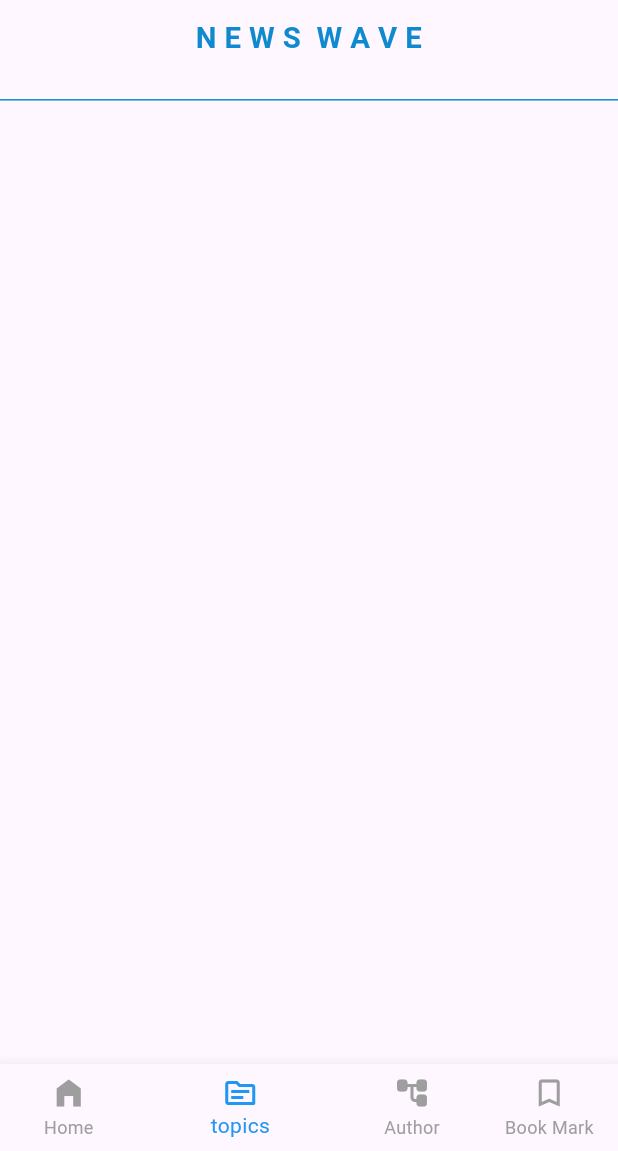
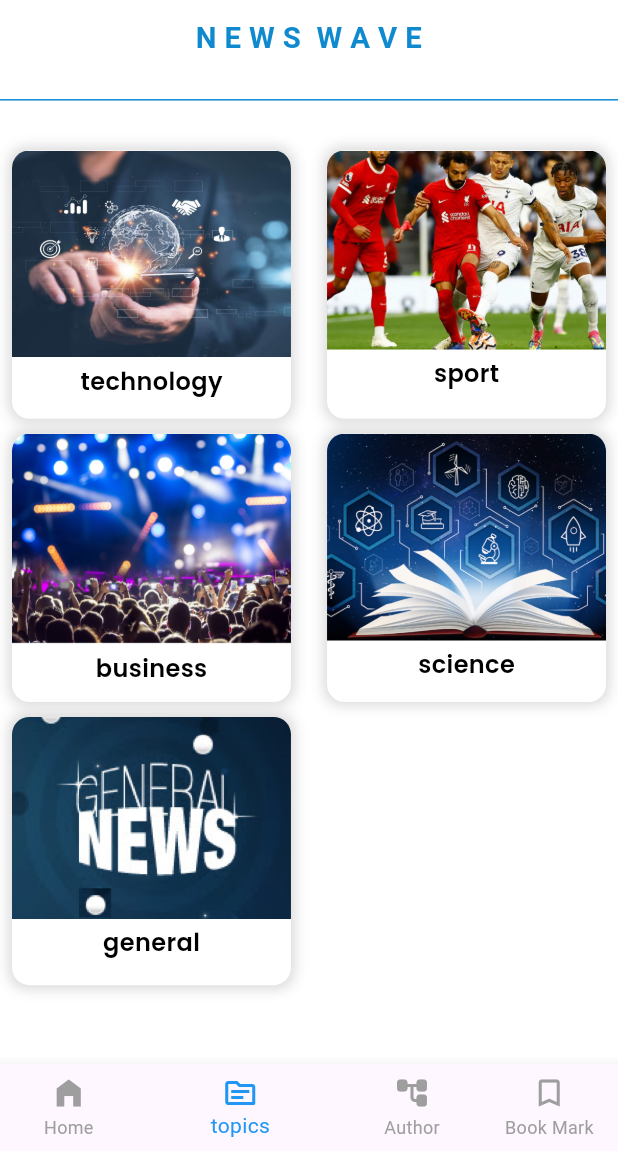
Before and after one commit to mohamedamr77/newsapp_new, a Flutter app: the screen it shows after launch, item 2 of the bottom bar chosen, on a phone screen of 412 x 824 dp, the part 85-1236 px from its top. Run offline on Flutter 3.47's test engine with Material 3 defaults, Android fonts, the phone set to English and light mode, and no system bars; our stand-ins replace cached_network_image, dartz, dio, firebase_auth, firebase_core, flutter_bloc and 8 more; accounts and stored records are empty; network calls fail.

Commit message:
finish topic view

```diff
--- a/lib/features/topics/data/model/model.dart
+++ b/lib/features/topics/data/model/model.dart
@@ -0,0 +1,5 @@
+class TopicsModel{
+  final String image;
+  final String title;
+  TopicsModel({required this.image,required this.title});
+}
--- /dev/null
+++ b/lib/features/topics/data/topics_list.dart
@@ -0,0 +1,9 @@
+import 'package:newsappcode/features/topics/data/model/model.dart';
+
+List<TopicsModel> topicsList=[
+  TopicsModel(image: "assets/images/technology.png", title: "technology"),
+  TopicsModel(image: "assets/images/sport.png", title: "sport"),
+  TopicsModel(image: "assets/images/business.png", title: "business"),
+  TopicsModel(image: "assets/images/science.png", title: "science"),
+  TopicsModel(image: "assets/images/general.png", title: "general"),
+];
--- a/lib/features/topics/presentation/view/topics_view.dart
+++ b/lib/features/topics/presentation/view/topics_view.dart
@@ -1,4 +1,5 @@
 import 'package:flutter/material.dart';
+import 'package:newsappcode/core/utils/color_app.dart';
 import 'package:newsappcode/features/topics/presentation/view/widgets/topics_body.dart';
 
 class TopicsView extends StatelessWidget {
@@ -7,6 +8,7 @@ class TopicsView extends StatelessWidget {
   @override
   Widget build(BuildContext context) {
     return const Scaffold(
+      backgroundColor: ColorApp.whiteColor,
       body: TopicsBody(),
     );
   }
--- /dev/null
+++ b/lib/features/topics/presentation/view/widgets/grid_view_item.dart
@@ -0,0 +1,48 @@
+import 'package:flutter/material.dart';
+import 'package:flutter_screenutil/flutter_screenutil.dart';
+import 'package:google_fonts/google_fonts.dart';
+import 'package:newsappcode/features/topics/data/model/model.dart';
+
+class GridViewItem extends StatelessWidget {
+  const GridViewItem({super.key, required this.topicsModel});
+ final TopicsModel topicsModel;
+  @override
+  Widget build(BuildContext context) {
+    return  Container(
+      decoration: BoxDecoration(
+        color: Colors.white,
+        borderRadius: BorderRadius.circular(12.w),
+        boxShadow: [
+          BoxShadow(
+            color: Colors.grey.withOpacity(0.4),
+            spreadRadius: 2,
+            blurRadius: 7,
+            offset: const Offset(0, 0), // changes position of shadow
+          ),
+        ],
+      ),
+      child: Column(
+        children: [
+          ClipRRect(
+            borderRadius: BorderRadius.only(
+              topLeft: Radius.circular(12.w),
+              topRight: Radius.circular(12.w),
+
+            ),
+            child: Image(image:  AssetImage(topicsModel.image,),
+              fit: BoxFit.fill,
+            ),
+          ),
+          SizedBox(height: 5.h,),
+          Expanded(child: Text(topicsModel.title,
+              style: GoogleFonts.poppins(
+                color: Colors.black,
+                fontWeight: FontWeight.w600,
+                fontSize: 18.sp,
+              )
+          ))
+        ],
+      ),
+    );
+  }
+}
--- /dev/null
+++ b/lib/features/topics/presentation/view/widgets/grid_view_topics.dart
@@ -0,0 +1,33 @@
+import 'package:flutter/material.dart';
+import 'package:flutter_screenutil/flutter_screenutil.dart';
+import 'package:newsappcode/core/shared_widget/build_shimmer_shape.dart';
+import 'package:newsappcode/features/topics/presentation/view/widgets/grid_view_item.dart';
+
+import '../../../data/topics_list.dart';
+
+class GridViewTopics extends StatelessWidget {
+  const GridViewTopics({super.key});
+
+  @override
+  Widget build(BuildContext context) {
+    return  Padding(
+      padding: const EdgeInsets.all(8.0),
+      child: SizedBox(
+        child: GridView.builder(
+          shrinkWrap: true,
+          physics: const NeverScrollableScrollPhysics(),
+          itemCount: topicsList.length,
+          gridDelegate:  SliverGridDelegateWithFixedCrossAxisCount(
+            crossAxisCount: 2,  // Two items in one row
+            crossAxisSpacing: 25.w,  // Horizontal space between grid items
+            mainAxisSpacing: 10.0,  // Vertical space between grid items
+            childAspectRatio: 1.04,  // Aspect ratio for each grid item (width / height)
+          ),
+          itemBuilder: (context, index) {
+            return GridViewItem(topicsModel: topicsList[index],);
+          },
+        ),
+      ),
+    );
+  }
+}
```
Also changed, not shown: lib/features/topics/presentation/view/widgets/topics_body.dart (+94 -5 lines), assets/images/business.png (added), assets/images/general.png (added), assets/images/science.png (added), assets/images/sport.png (added), assets/images/technology.png (added).
